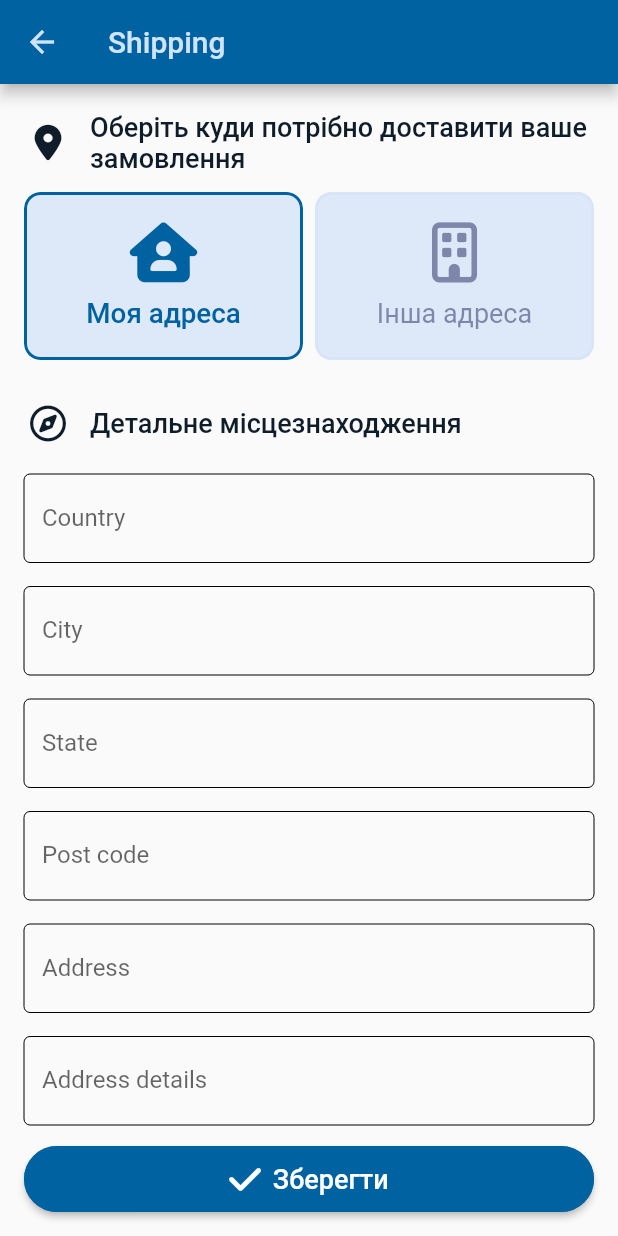
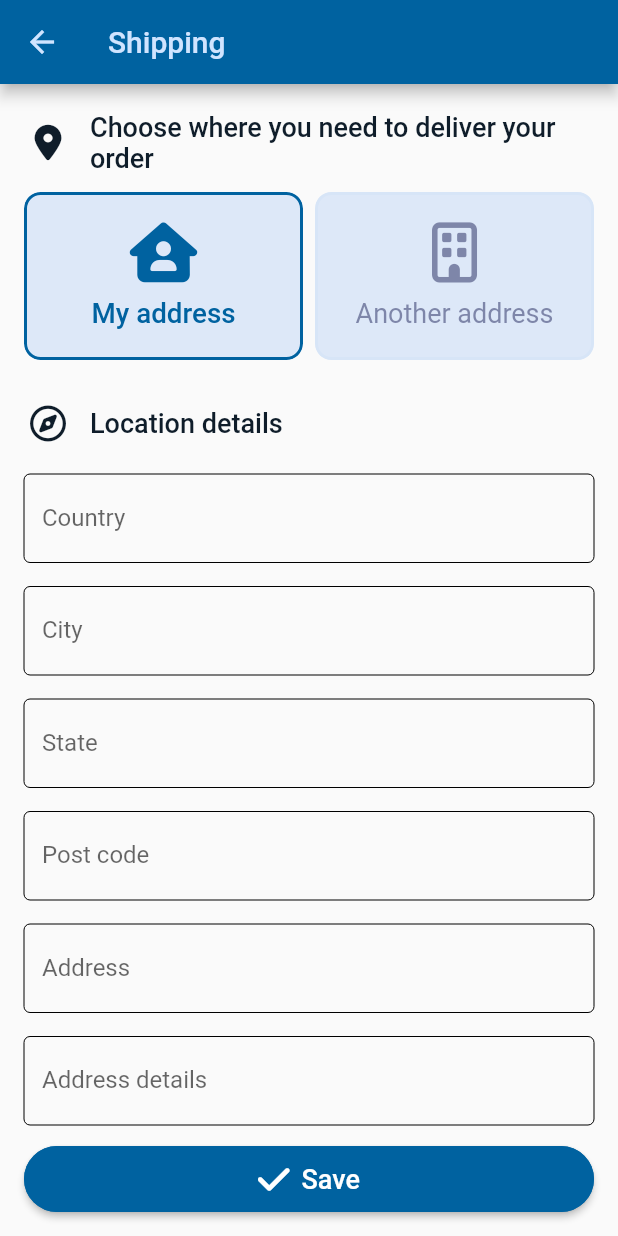
Before and after one commit to ShiftHackZ/WooCommerceMobile, a Flutter app: the EditOrderShippingScreen screen opened directly with empty values, on a phone screen of 412 x 824 dp. Run offline on Flutter 3.47's test engine with Material 2 defaults, Android fonts, the phone set to English and light mode, and no system bars; our stand-ins replace cached_network_image, dio, easy_localization, flutter_bloc, flutter_cache_manager, flutter_dotenv and 13 more; missing offline and left inert: fluster, invert_colors; accounts and stored records are empty; network calls fail; project files that could hold a hidden picture were left out.

Commit message:
Feature translation patch 2

```diff
--- a/assets/translations/en.json
+++ b/assets/translations/en.json
@@ -131,11 +131,21 @@
   "create_order_edit_confirm_action": "Save",
   "create_order_recipient_me": "Me",
   "create_order_recipient_other": "Someone else",
+  "create_order_edit_shipping_select": "Choose where you need to deliver your order",
+  "create_order_edit_shipping_data": "Location details",
+  "create_order_shipping_me": "My address",
+  "create_order_shipping_other": "Another address",
   "search": "Search",
   "error": "Error",
   "error_validation_first_name": "Please, enter valid first name",
   "error_validation_last_name": "Please, enter valid last name",
   "error_validation_phone": "Please, enter phone number",
+  "error_validation_country": "Please, enter country",
+  "error_validation_city": "Please, enter city",
+  "error_validation_state": "Please, enter state",
+  "error_validation_post_code": "Please, enter post code",
+  "error_validation_address_1": "Please, enter address",
+  "error_validation_address_2": "Please, enter address details",
   "error_state_oops": "Oops \uD83D\uDE32",
   "error_state_title": "Something went wrong",
   "error_state_subtitle": "We are working on fixing the problem.\nPlease, try again.",
--- a/assets/translations/ru.json
+++ b/assets/translations/ru.json
@@ -131,11 +131,21 @@
   "create_order_edit_confirm_action": "Сохранить",
   "create_order_recipient_me": "Я",
   "create_order_recipient_other": "Кто-то другой",
+  "create_order_edit_shipping_select": "Выберите куда нужно доставть ваш заказ",
+  "create_order_edit_shipping_data": "Подробное расположение",
+  "create_order_shipping_me": "Мой адрес",
+  "create_order_shipping_other": "Другой адрес",
   "search": "Поиск",
   "error": "Ошибка",
   "error_validation_first_name": "Заполните имя",
   "error_validation_last_name": "Заполните фамилию",
   "error_validation_phone": "Заполните телефон",
+  "error_validation_country": "Заполните страну",
+  "error_validation_city": "Заполните город",
+  "error_validation_state": "Заполните область",
+  "error_validation_post_code": "Заполните почтовый индекс",
+  "error_validation_address_1": "Заполните адрес",
+  "error_validation_address_2": "Заполните детали адреса",
   "error_state_oops": "Упс \uD83D\uDE32",
   "error_state_title": "Что-то пошло не так",
   "error_state_subtitle": "Мы работаем над устранением ошибки.\nПожалуйста, попробуйте еще раз.",
--- a/assets/translations/uk.json
+++ b/assets/translations/uk.json
@@ -131,11 +131,21 @@
   "create_order_edit_confirm_action": "Зберегти",
   "create_order_recipient_me": "Я",
   "create_order_recipient_other": "Інша особа",
+  "create_order_edit_shipping_select": "Оберіть куди потрібно доставити ваше замовлення",
+  "create_order_edit_shipping_data": "Детальне місцезнаходження",
+  "create_order_shipping_me": "Моя адреса",
+  "create_order_shipping_other": "Інша адреса",
   "search": "Пошук",
   "error": "Помилка",
   "error_validation_first_name": "Необхідно заповнити Ім'я",
   "error_validation_last_name": "Необхідно заповнити Прізвище",
   "error_validation_phone": "Необхідно заповнити Телефон",
+  "error_validation_country": "Необхідно заповнити Країну",
+  "error_validation_city": "Необхідно заповнити Місто",
+  "error_validation_state": "Необхідно заповнити Область",
+  "error_validation_post_code": "Необхідно заповнити Індекс",
+  "error_validation_address_1": "Необхідно заповнити Адресу",
+  "error_validation_address_2": "Необхідно заповнити Деталі",
   "error_state_oops": "Ой \uD83D\uDE32",
   "error_state_title": "Щось пішло не так",
   "error_state_subtitle": "Ми працюємо над усуненням помилки.\nБудь-ласка, спробуйте ще раз.",
--- a/lib/screens/orders/create/edit/edit_order_shipping.dart
+++ b/lib/screens/orders/create/edit/edit_order_shipping.dart
@@ -111,8 +111,7 @@ class _EditOrderShippingScreenState extends State<EditOrderShippingScreen> {
                     FontAwesomeIcons.locationDot,
                     color: WooAppTheme.colorCreateOrderHeaderText,
                   ),
-                  // tr('create_order_payment_method'),
-                  'Оберіть куди потрібно доставити ваше замовлення',
+                  tr('create_order_edit_shipping_select'),
                 ),
                 Padding(
                   padding: EdgeInsets.symmetric(horizontal: 12, vertical: 8),
@@ -123,8 +122,7 @@ class _EditOrderShippingScreenState extends State<EditOrderShippingScreen> {
                     FontAwesomeIcons.compass,
                     color: WooAppTheme.colorCreateOrderHeaderText,
                   ),
-                  // tr('create_order_payment_method'),
-                  'Детальне місцезнаходження',
+                  tr('create_order_edit_shipping_data'),
                 ),
                 Padding(
                   padding: EdgeInsets.symmetric(horizontal: 16, vertical: 22),
@@ -150,10 +148,7 @@ class _EditOrderShippingScreenState extends State<EditOrderShippingScreen> {
                   _postCodeError == null &&
                   _address1Error == null &&
                   _address2Error == null;
-              if (validPredicate) {
-                print('FORM VALID');
-                _executeSubmission();
-              }
+              if (validPredicate) _executeSubmission();
             },
             child: Container(
               alignment: Alignment.center,
@@ -167,7 +162,7 @@ class _EditOrderShippingScreenState extends State<EditOrderShippingScreen> {
                   ),
                   SizedBox(width: 8),
                   Text(
-                    'Зберегти',
+                    'create_order_edit_confirm_action',
                     style: TextStyle(
                       fontSize: 18,
                       color: WooAppTheme.colorPrimaryForeground,
@@ -249,7 +244,9 @@ class _EditOrderShippingScreenState extends State<EditOrderShippingScreen> {
                     height: 10,
                   ),
                   Text(
-                    isOtherRecipient ? 'Інша адреса' : 'Моя адреса',
+                    isOtherRecipient
+                        ? tr('create_order_shipping_other')
+                        : tr('create_order_shipping_me'),
                     style: TextStyle(
                       fontSize:
                           _isOtherShipping == isOtherRecipient ? 18.5 : 18,
@@ -289,7 +286,7 @@ class _EditOrderShippingScreenState extends State<EditOrderShippingScreen> {
               ),
               validator: (value) {
                 if (value.toString().isEmpty) {
-                  setState(() => _countryError = 'Country is required');
+                  setState(() => _countryError = tr('error_validation_country'));
                   return null;
                 }
                 setState(() => _countryError = null);
@@ -311,7 +308,7 @@ class _EditOrderShippingScreenState extends State<EditOrderShippingScreen> {
               ),
               validator: (value) {
                 if (value.toString().isEmpty) {
-                  setState(() => _cityError = 'City is required');
+                  setState(() => _cityError = tr('error_validation_city'));
                   return null;
                 }
                 setState(() => _cityError = null);
@@ -333,7 +330,7 @@ class _EditOrderShippingScreenState extends State<EditOrderShippingScreen> {
               ),
               validator: (value) {
                 if (value.toString().isEmpty) {
-                  setState(() => _stateError = 'State is required');
+                  setState(() => _stateError = tr('error_validation_state'));
                   return null;
                 }
                 setState(() => _stateError = null);
@@ -358,7 +355,7 @@ class _EditOrderShippingScreenState extends State<EditOrderShippingScreen> {
               ),
               validator: (value) {
                 if (value.toString().isEmpty) {
-                  setState(() => _postCodeError = 'Post code is required');
+                  setState(() => _postCodeError = tr('error_validation_post_code'));
                   return null;
                 }
                 setState(() => _postCodeError = null);
@@ -381,7 +378,7 @@ class _EditOrderShippingScreenState extends State<EditOrderShippingScreen> {
               ),
               validator: (value) {
                 if (value.toString().isEmpty) {
-                  setState(() => _address1Error = 'Address is required');
+                  setState(() => _address1Error = tr('error_validation_address_1'));
                   return null;
                 }
                 setState(() => _address1Error = null);
@@ -404,7 +401,7 @@ class _EditOrderShippingScreenState extends State<EditOrderShippingScreen> {
               ),
               validator: (value) {
                 if (value.toString().isEmpty) {
-                  setState(() => _address2Error = 'Address is required');
+                  setState(() => _address2Error = tr('error_validation_address_2'));
                   return null;
                 }
                 setState(() => _address2Error = null);
```
